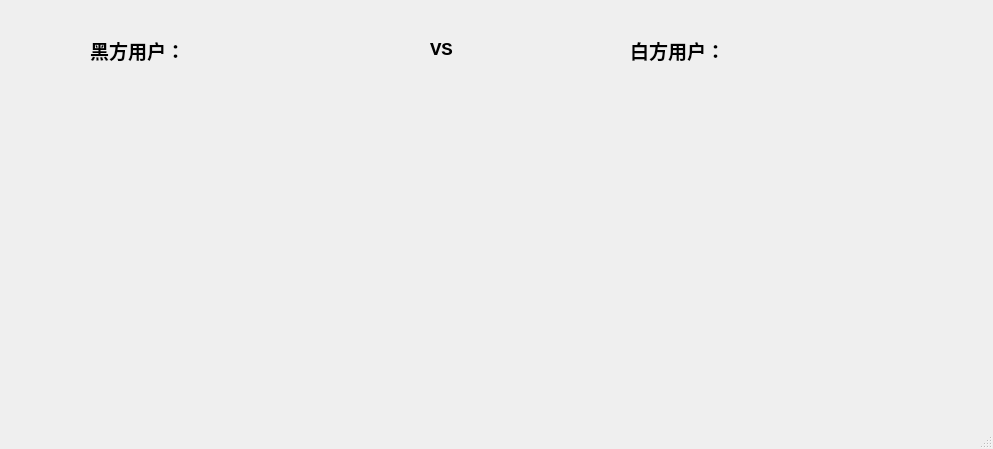
Above: mainwindow.ui from MITMOKSHA/GomoKu before the change. Below: the same form after it.
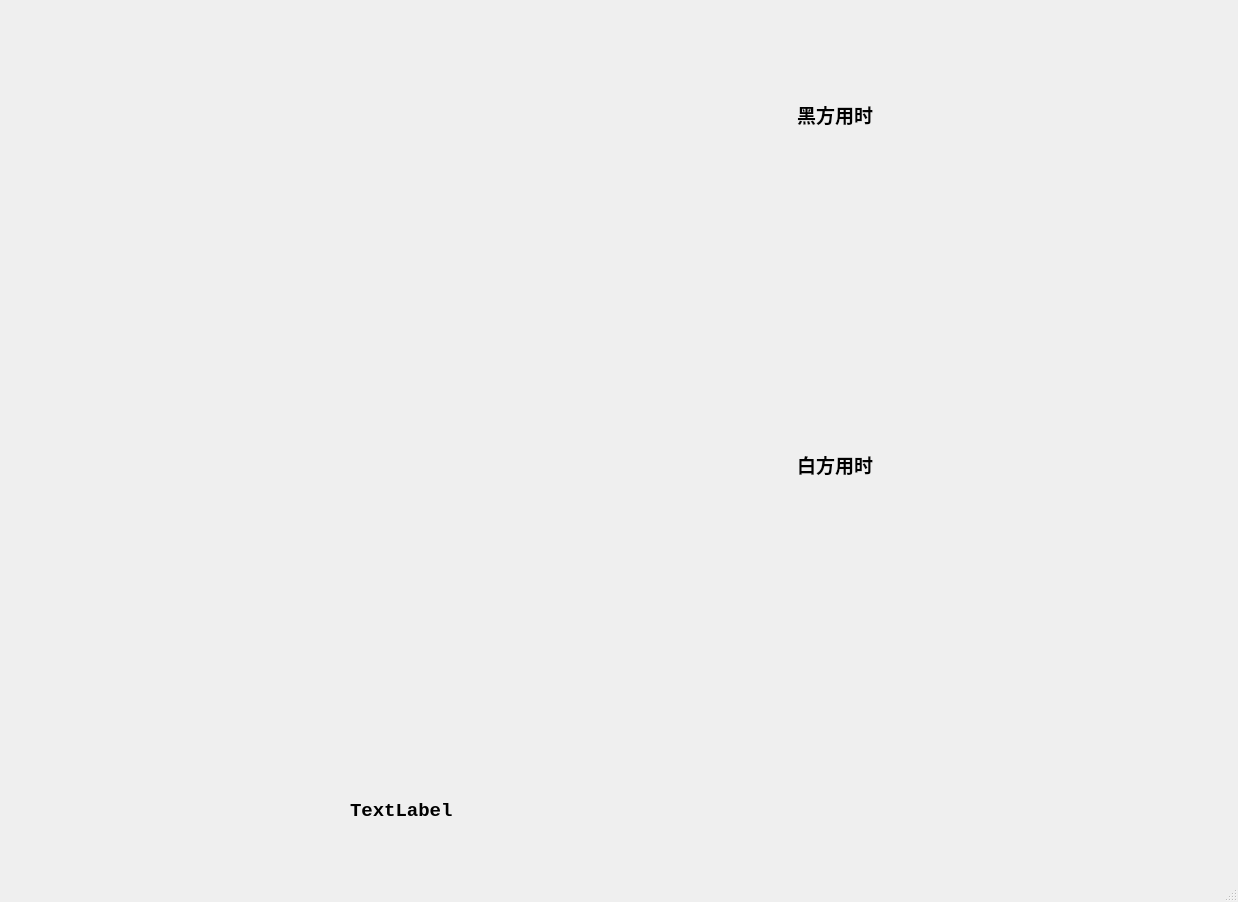
That is the form after the change.

```diff
--- a/mainwindow.ui
+++ b/mainwindow.ui
@@ -6,8 +6,8 @@
    <rect>
     <x>0</x>
     <y>0</y>
-    <width>993</width>
-    <height>449</height>
+    <width>1238</width>
+    <height>902</height>
    </rect>
   </property>
   <property name="windowTitle">
@@ -26,7 +26,7 @@
     <property name="geometry">
      <rect>
       <x>350</x>
-      <y>800</y>
+      <y>790</y>
       <width>201</width>
       <height>41</height>
      </rect>
@@ -38,27 +38,27 @@
    <widget class="QLabel" name="label_black">
     <property name="geometry">
      <rect>
-      <x>90</x>
+      <x>89</x>
       <y>30</y>
-      <width>300</width>
+      <width>331</width>
       <height>40</height>
      </rect>
     </property>
     <property name="text">
-     <string>黑方用户：</string>
+     <string/>
     </property>
    </widget>
    <widget class="QLabel" name="label_white">
     <property name="geometry">
      <rect>
-      <x>630</x>
+      <x>539</x>
       <y>30</y>
-      <width>300</width>
+      <width>391</width>
       <height>40</height>
      </rect>
     </property>
     <property name="text">
-     <string>白方用户：</string>
+     <string/>
     </property>
    </widget>
    <widget class="QLabel" name="label_vs">
@@ -71,7 +71,73 @@
      </rect>
     </property>
     <property name="text">
-     <string>VS</string>
+     <string/>
+    </property>
+   </widget>
+   <widget class="QLabel" name="label_black_time">
+    <property name="geometry">
+     <rect>
+      <x>780</x>
+      <y>100</y>
+      <width>110</width>
+      <height>101</height>
+     </rect>
+    </property>
+    <property name="sizePolicy">
+     <sizepolicy hsizetype="Preferred" vsizetype="MinimumExpanding">
+      <horstretch>0</horstretch>
+      <verstretch>0</verstretch>
+     </sizepolicy>
+    </property>
+    <property name="font">
+     <font>
+      <family>Consolas</family>
+      <pointsize>14</pointsize>
+      <weight>75</weight>
+      <bold>true</bold>
+     </font>
+    </property>
+    <property name="text">
+     <string>黑方用时</string>
+    </property>
+    <property name="scaledContents">
+     <bool>false</bool>
+    </property>
+    <property name="alignment">
+     <set>Qt::AlignHCenter|Qt::AlignTop</set>
+    </property>
+   </widget>
+   <widget class="QLabel" name="label_white_time">
+    <property name="geometry">
+     <rect>
+      <x>780</x>
+      <y>450</y>
+      <width>110</width>
+      <height>101</height>
+     </rect>
+    </property>
+    <property name="sizePolicy">
+     <sizepolicy hsizetype="Preferred" vsizetype="MinimumExpanding">
+      <horstretch>0</horstretch>
+      <verstretch>0</verstretch>
+     </sizepolicy>
+    </property>
+    <property name="font">
+     <font>
+      <family>Consolas</family>
+      <pointsize>14</pointsize>
+      <weight>75</weight>
+      <bold>true</bold>
+     </font>
+    </property>
+    <property name="text">
+     <string>白方用时</string>
+    </property>
+    <property name="scaledContents">
+     <bool>false</bool>
+    </property>
+    <property name="alignment">
+     <set>Qt::AlignHCenter|Qt::AlignTop</set>
     </property>
    </widget>
   </widget>
```
Left out of the diff: 2 changed lines with no effect on the pictures.
